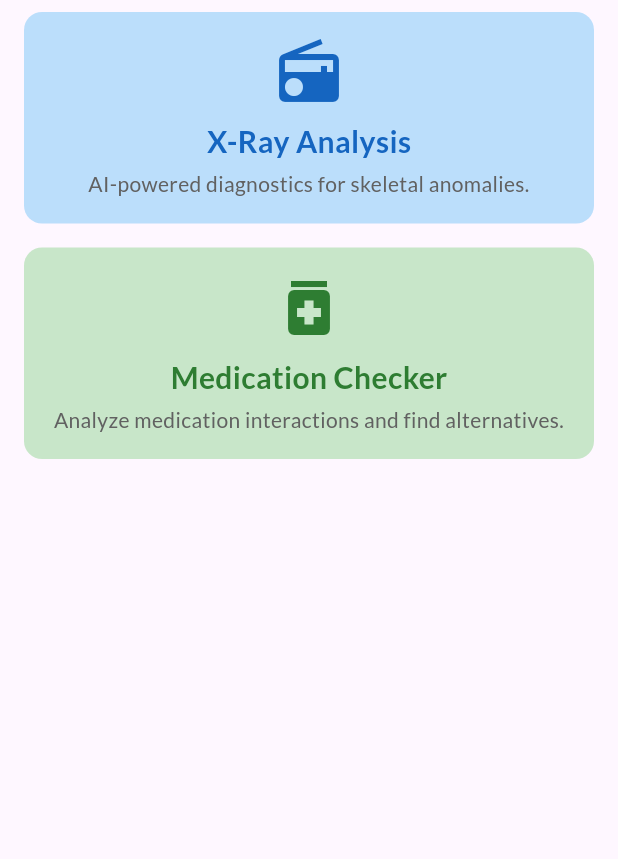
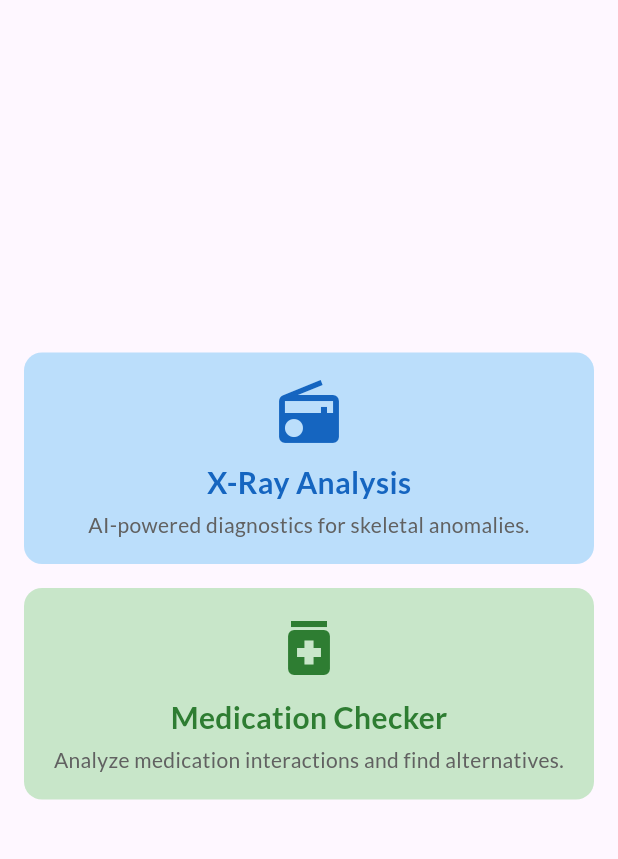
Before and after one commit to Mehdirben/curavisionai, a Flutter app: the HomePage screen opened by its route, on a phone screen of 412 x 824 dp, the part 84-943 px from its top. Run offline on Flutter 3.47's test engine with Material 3 defaults, Android fonts, the phone set to English and light mode, and no system bars; our stand-ins replace google_fonts.

Commit message:
center widgets

```diff
--- a/lib/screens/home_page.dart
+++ b/lib/screens/home_page.dart
@@ -48,7 +48,9 @@ class HomePage extends StatelessWidget {
           ),
         ],
       ),
-      body: Column(
+      body: Center(
+        child: Column(
+          mainAxisSize: MainAxisSize.min, // Center widgets vertically
           children: [
             // X-Ray Analysis Section
             GestureDetector(
@@ -164,6 +166,7 @@ class HomePage extends StatelessWidget {
             ),
           ],
         ),
+      ),
     );
   }
 }
```
Lines whose indentation alone changed are shown as unchanged.
